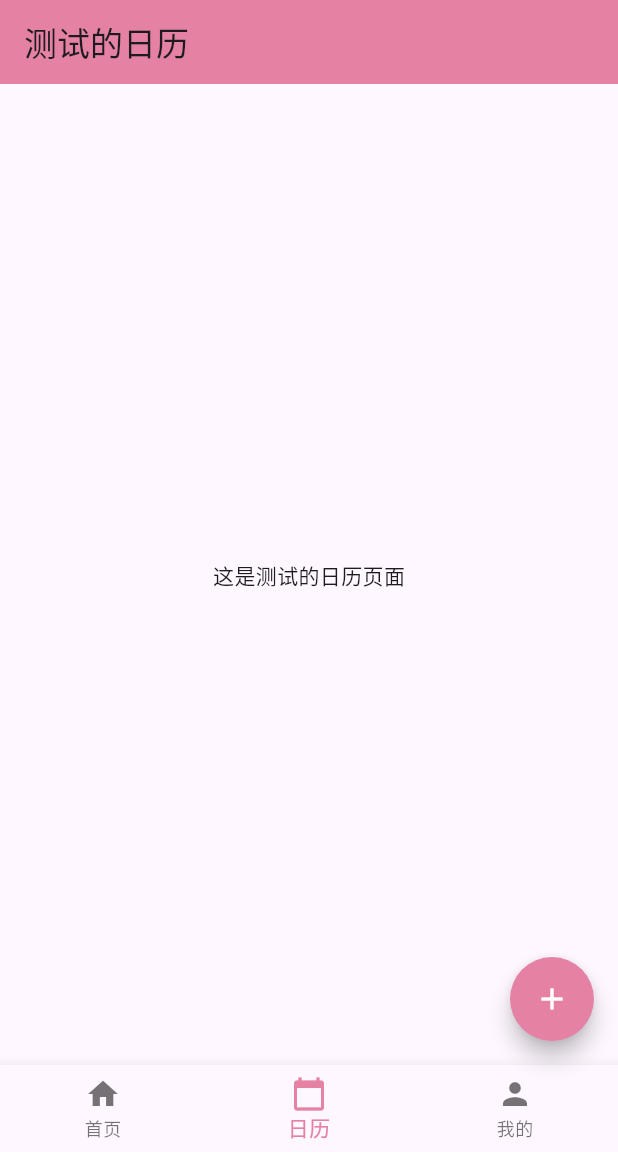
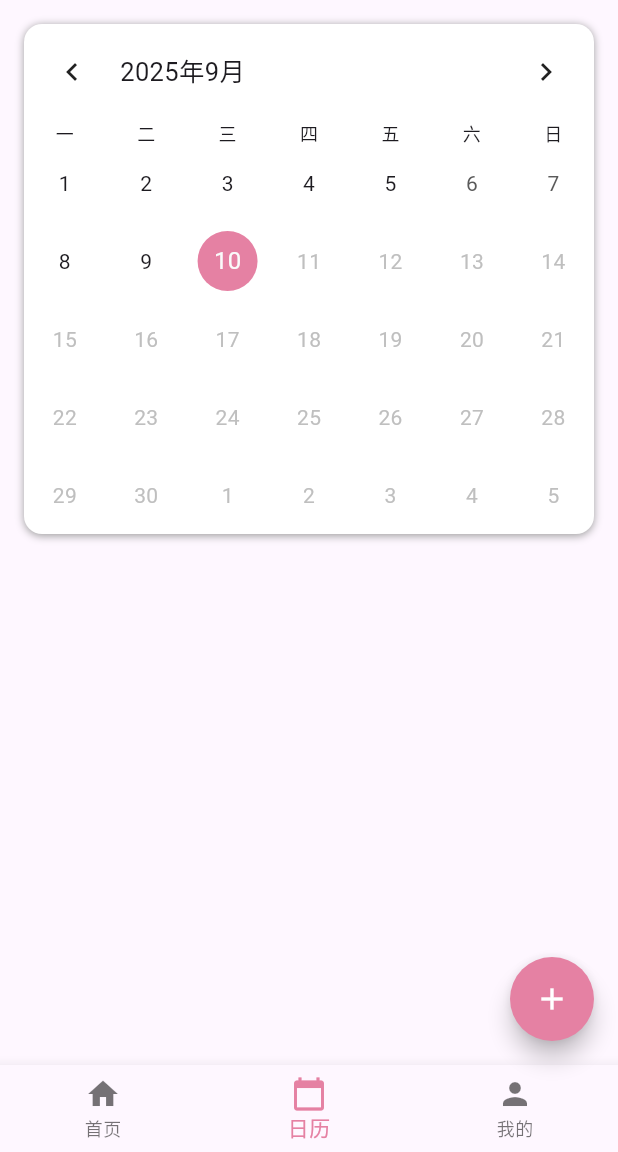
Before and after one commit to kirarin126/kirarin_diary, a Flutter app: the screen it shows after launch, item 2 of the bottom bar chosen, on a phone screen of 412 x 824 dp, the part 84-1236 px from its top. Run offline on Flutter 3.47's test engine with Material 3 defaults, Android fonts, the phone set to English and light mode, and no system bars; drawn by our look-alikes of table_calendar; our stand-ins replace dio; network calls fail.

Commit message:
feature:增加中文本地化;增加日历模块;

```diff
--- a/lib/main.dart
+++ b/lib/main.dart
@@ -3,6 +3,7 @@
 import 'package:flutter/material.dart';
 import 'package:first/pages/home_page.dart'; // ✅ 引入 home_page.dart
 import 'package:intl/date_symbol_data_local.dart';
+import 'package:flutter_localizations/flutter_localizations.dart'; // 导入
 
 void main() async {
   await initializeDateFormatting('zh_CN');
@@ -16,6 +17,19 @@ class MyApp extends StatelessWidget {
   Widget build(BuildContext context) {
     return MaterialApp(
       title: 'kirarin',
+      // 添加本地化代理和配置
+      localizationsDelegates: const [
+        GlobalMaterialLocalizations.delegate,
+        GlobalWidgetsLocalizations.delegate,
+        GlobalCupertinoLocalizations.delegate,
+      ],
+      supportedLocales: const [
+        Locale('en', ''), // English
+        Locale('zh', 'CN'), // Chinese (Mainland)
+        Locale('zh', 'TW'), // Chinese (Taiwan)
+        // ... 其他支持的语言
+      ],
+       locale: const Locale('zh', 'CN'), // 设置默认语言为简体中文
       theme: ThemeData(primarySwatch: Colors.blue),
       home: const HomePage(),
     );
--- a/lib/pages/home_calendar.dart
+++ b/lib/pages/home_calendar.dart
@@ -1,29 +1,146 @@
 import 'package:flutter/material.dart';
+import 'package:table_calendar/table_calendar.dart';
 
 class HomeCalendar extends StatefulWidget {
-  final String name; // 👈 新增参数
+  final String name;
 
-  const HomeCalendar({
-    super.key,
-    required this.name, // 👈 标记为必需
-  });
+  // 1. 添加 'const' 到构造函数声明
+  // 2. 使用 'super.key' 简化语法
+  const HomeCalendar({super.key, required this.name});
 
   @override
   State<HomeCalendar> createState() => _HomeCalendarState();
 }
 
 class _HomeCalendarState extends State<HomeCalendar> {
+  late DateTime _focusedDay;
+  late DateTime _selectedDay;
+  late DateTime _today; // 缓存今天的日期
+
+  @override
+  void initState() {
+    super.initState();
+    _today = DateTime.now();
+    _focusedDay = _today;
+    _selectedDay = _today;
+  }
+
   @override
   Widget build(BuildContext context) {
     return Scaffold(
-      body: Container(
-        color: Theme.of(context).colorScheme.surface, // 👈 设置背景色
-        child: Center(child: Text('这是${widget.name}的日历页面')),
-      ),
-      appBar: AppBar(
-        title: Text('${widget.name}的日历'),
-        backgroundColor: const Color(0xFFE581A3),
+      body: SafeArea(
+        child: Column(
+          children: [
+            Container(
+              margin: const EdgeInsets.all(16.0), // 外边距
+              padding: const EdgeInsets.all(0), // 内边距
+              decoration: BoxDecoration(
+                color: Colors.white, // 背景色
+                borderRadius: BorderRadius.circular(12.0), // 圆角
+                boxShadow: const [
+                  // 阴影
+                  BoxShadow(
+                    color: Colors.grey,
+                    blurRadius: 4.0,
+                    offset: Offset(0, 1),
+                  ),
+                ],
+              ),
+              child: TableCalendar(
+                availableCalendarFormats: const {
+                  CalendarFormat.month: 'Month', // 只保留月视图
+                  // CalendarFormat.twoWeeks: '2 weeks', // 移除这一行
+                  // CalendarFormat.week: 'Week', // 如果你也不想要周视图按钮，也移除这行
+                },
+                calendarFormat: CalendarFormat.month, // 默认显示月视图
+                // --- 本地化设置 ---
+                startingDayOfWeek: StartingDayOfWeek.monday,
+                locale: 'zh_CN', // 设置为简体中文
+                firstDay: DateTime.utc(2010, 10, 16),
+                lastDay: DateTime.utc(2030, 3, 14),
+                focusedDay: _focusedDay,
+                selectedDayPredicate: (day) {
+                  return isSameDay(_selectedDay, day);
+                },
+                calendarStyle: const CalendarStyle(
+                  selectedDecoration : BoxDecoration(
+                    color: Color.fromRGBO(229, 129, 163, 1), // 选中日期的背景色
+                    shape: BoxShape.circle,
+
+                  ),
+                  // 设置除周末外的日历文本样式
+                  // defaultTextStyle: TextStyle(
+                  //   fontSize: 20,
+                  //   color: Color(0xFF666666),
+                  //   fontWeight: FontWeight.w600,
+                  // ),
+                  // // 设置周末的文本样式
+                  // weekendTextStyle: TextStyle(
+                  //   fontSize: 20,
+                  //   color: Color(0xFFFF0000),
+                  //   fontWeight: FontWeight.bold,
+                  // ),
+                  // // 设置当前日期的文本样式
+                  todayTextStyle: TextStyle(
+                    // fontSize: 20,
+                    fontWeight: FontWeight.bold,
+                    color:Color(0xFFE581A3),
+                  ),
+                  // 设置当前日期的容器样式
+                  todayDecoration: BoxDecoration(
+                    // color: Color(0xFFE581A3),
+                    shape: BoxShape.circle,
+                  ),
+                ),
+
+                onDaySelected: (selectedDay, focusedDay) {
+                  print('选择的日期是: $selectedDay');
+                  // enabledDayPredicate 会阻止未来日期被选中，所以这里无需额外检查
+                  setState(() {
+                    _selectedDay = selectedDay;
+                    _focusedDay = focusedDay;
+                  });
+                },
+
+                // --- 核心逻辑 1: 控制可点击性 ---
+                enabledDayPredicate: (day) {
+                  // 今天和今天之前的日期可点击 (day <= today)
+                  return !day.isAfter(_today);
+                },
+                // --- 核心逻辑 2: 自定义样式 ---
+                calendarBuilders: CalendarBuilders(
+                  // --- 核心修改：自定义星期标题 ---
+                  dowBuilder: (context, day) {
+                    // `day` 是一个代表星期几的 DateTime 对象 (e.g., 1970-01-05 是 Monday)
+                    final weekday = day.weekday; // 1=Monday, 7=Sunday
+
+                    // 定义只包含一个字符的中文星期标题
+                    final labels = ['一', '二', '三', '四', '五', '六', '日'];
+
+                    // weekday - 1 是因为 weekday 从 1 开始，而 List 索引从 0 开始
+                    final label = labels[weekday - 1];
+
+                    return Center(
+                      child: Text(
+                        label,
+                        style: const TextStyle(fontSize: 12.0), // 可根据需要调整样式
+                      ),
+                    );
+                  },
+                ),
+              ),
+            ),
+          ],
+        ),
       ),
     );
   }
 }
+
+// 辅助函数：判断两个日期是否是同一天 (忽略时间)
+bool isSameDay(DateTime? a, DateTime? b) {
+  if (a == null || b == null) {
+    return false;
+  }
+  return a.year == b.year && a.month == b.month && a.day == b.day;
+}
--- a/pubspec.yaml
+++ b/pubspec.yaml
@@ -34,6 +34,8 @@ dependencies:
     sdk: flutter
   intl: ^0.20.2
   table_calendar: ^3.2.0
+  flutter_localizations:
+    sdk: flutter
 
 dev_dependencies:
   flutter_lints: ^5.0.0
```
Also changed, not shown: pubspec.lock.
